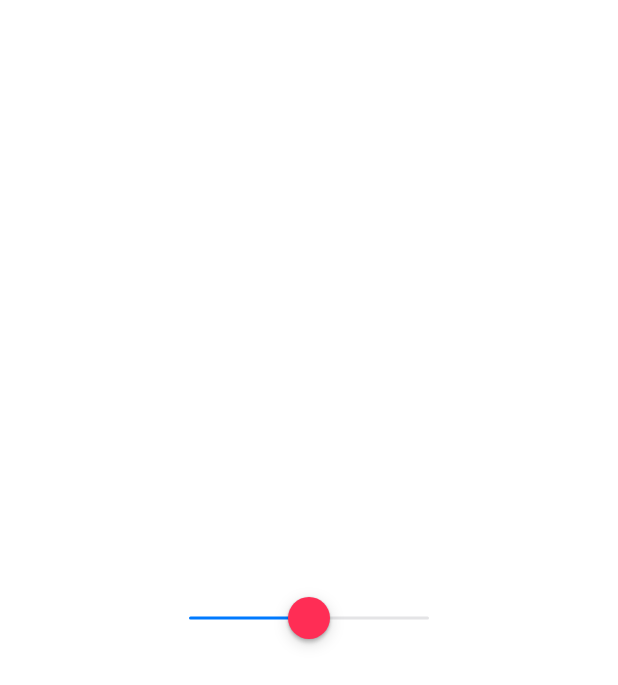
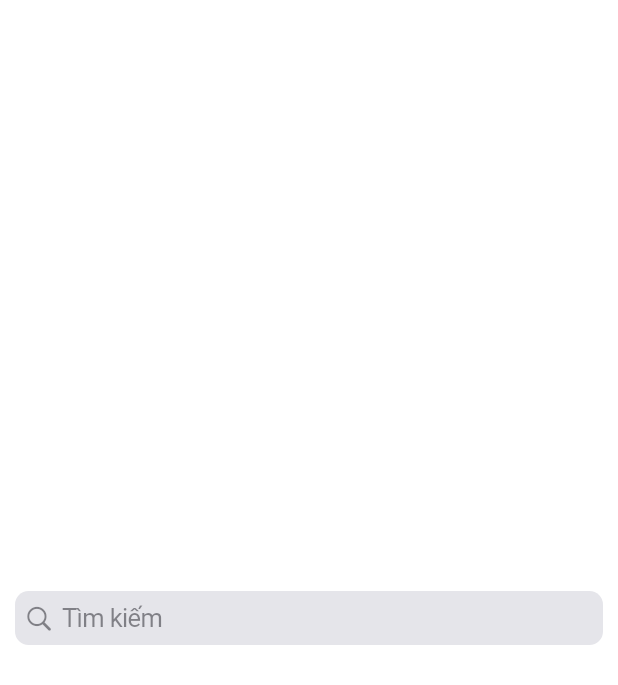
Before and after one commit to LoTrinhTuHocFlutter/Cupertino, a Flutter app: the screen it shows after launch, on a phone screen of 412 x 824 dp. Shown: the top 685 px of the screen. Run offline on Flutter 3.47's test engine with Material 3 defaults, Android fonts, the phone set to English and light mode, and no system bars.

Commit message:
Add Widget CupertinoSearchTextField

```diff
--- a/lib/main.dart
+++ b/lib/main.dart
@@ -1,4 +1,4 @@
-import 'package:cupertino/widgets/cupertino_slider_example.dart';
+import 'package:cupertino/widgets/cupertino_search_text_field_example.dart';
 import 'package:flutter/cupertino.dart';
 
 void main() {
@@ -12,7 +12,7 @@ class MyApp extends StatelessWidget {
   Widget build(BuildContext context) {
     return CupertinoApp(
       debugShowCheckedModeBanner: false,
-      home: CupertinoSliderExample(),
+      home: CupertinoSearchTextFieldExample(),
     );
   }
 }
--- /dev/null
+++ b/lib/widgets/cupertino_search_text_field_example.dart
@@ -0,0 +1,31 @@
+import 'package:flutter/cupertino.dart';
+
+class CupertinoSearchTextFieldExample extends StatefulWidget {
+  const CupertinoSearchTextFieldExample({super.key});
+
+  @override
+  State<CupertinoSearchTextFieldExample> createState() =>
+      _CupertinoSearchTextFieldExampleState();
+}
+
+class _CupertinoSearchTextFieldExampleState extends State<CupertinoSearchTextFieldExample> {
+  final TextEditingController _searchController = TextEditingController();
+
+  @override
+  Widget build(BuildContext context) {
+    return CupertinoPageScaffold(
+      child: Center(
+        child: Padding(
+          padding: EdgeInsets.symmetric(
+            horizontal: 10.0,
+          ),
+          child: CupertinoSearchTextField(
+            controller: _searchController,
+            placeholder: 'Tìm kiếm',
+            backgroundColor: CupertinoColors.systemGrey5,
+          ),
+        ),
+      ),
+    );
+  }
+}
```
